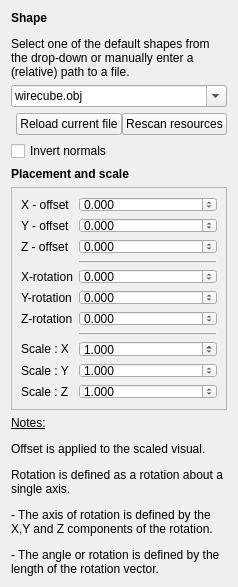
Before: the Qt Designer form guis/widget_visual.ui in RubendeBruin/DAVE, drawn with Qt 5.
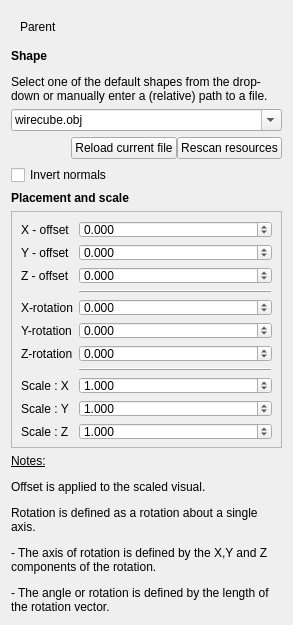
After: the same form once the commit is applied. Custom widgets are drawn as their Qt base class.

```diff
--- a/guis/widget_visual.ui
+++ b/guis/widget_visual.ui
@@ -6,8 +6,8 @@
    <rect>
     <x>0</x>
     <y>0</y>
-    <width>238</width>
-    <height>474</height>
+    <width>293</width>
+    <height>527</height>
    </rect>
   </property>
   <property name="windowTitle">
@@ -17,6 +17,35 @@
    <locale language="English" country="UnitedStates"/>
   </property>
   <layout class="QVBoxLayout" name="verticalLayout">
+   <item>
+    <widget class="QWidget" name="widget_2" native="true">
+     <layout class="QHBoxLayout" name="horizontalLayout_2">
+      <item>
+       <widget class="QLabel" name="label_13">
+        <property name="sizePolicy">
+         <sizepolicy hsizetype="Minimum" vsizetype="Preferred">
+          <horstretch>0</horstretch>
+          <verstretch>0</verstretch>
+         </sizepolicy>
+        </property>
+        <property name="text">
+         <string>Parent</string>
+        </property>
+       </widget>
+      </item>
+      <item>
+       <widget class="QNodePicker" name="widgetParent" native="true">
+        <property name="sizePolicy">
+         <sizepolicy hsizetype="MinimumExpanding" vsizetype="Preferred">
+          <horstretch>0</horstretch>
+          <verstretch>0</verstretch>
+         </sizepolicy>
+        </property>
+       </widget>
+      </item>
+     </layout>
+    </widget>
+   </item>
    <item>
     <widget class="QLabel" name="label_12">
      <property name="text">
@@ -424,8 +453,29 @@
      </property>
     </widget>
    </item>
+   <item>
+    <spacer name="verticalSpacer">
+     <property name="orientation">
+      <enum>Qt::Vertical</enum>
+     </property>
+     <property name="sizeHint" stdset="0">
+      <size>
+       <width>20</width>
+       <height>10</height>
+      </size>
+     </property>
+    </spacer>
+   </item>
   </layout>
  </widget>
+ <customwidgets>
+  <customwidget>
+   <class>QNodePicker</class>
+   <extends>QWidget</extends>
+   <header>DAVE.gui.helpers.qnodepicker</header>
+   <container>1</container>
+  </customwidget>
+ </customwidgets>
  <resources/>
  <connections/>
 </ui>
```
